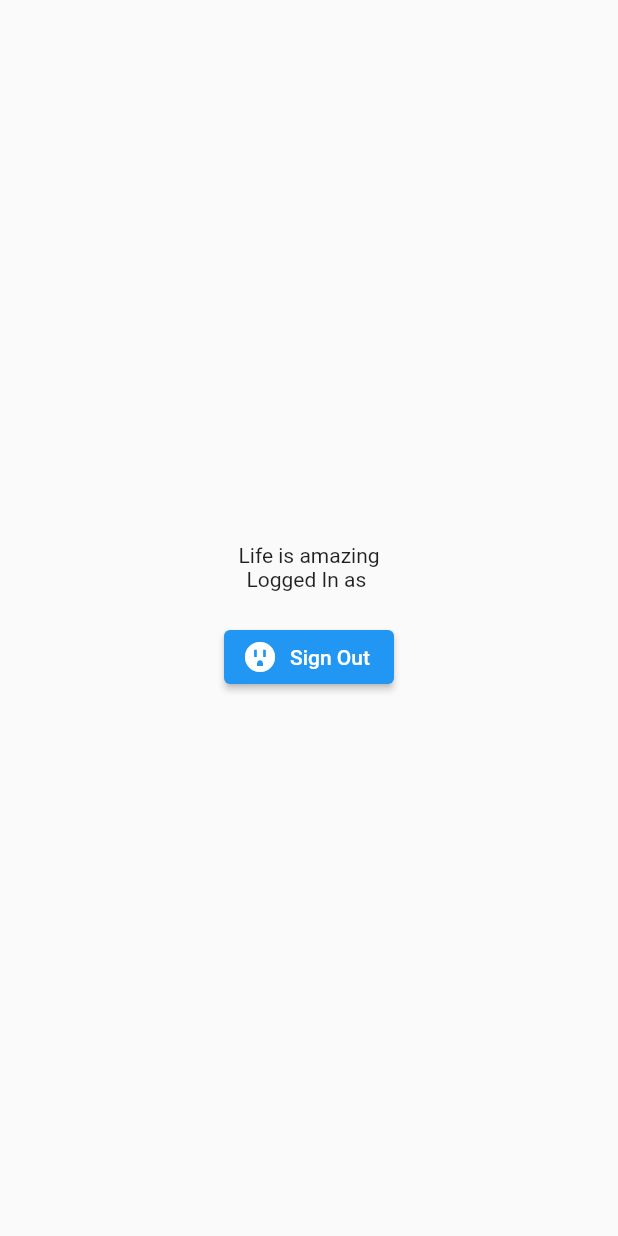
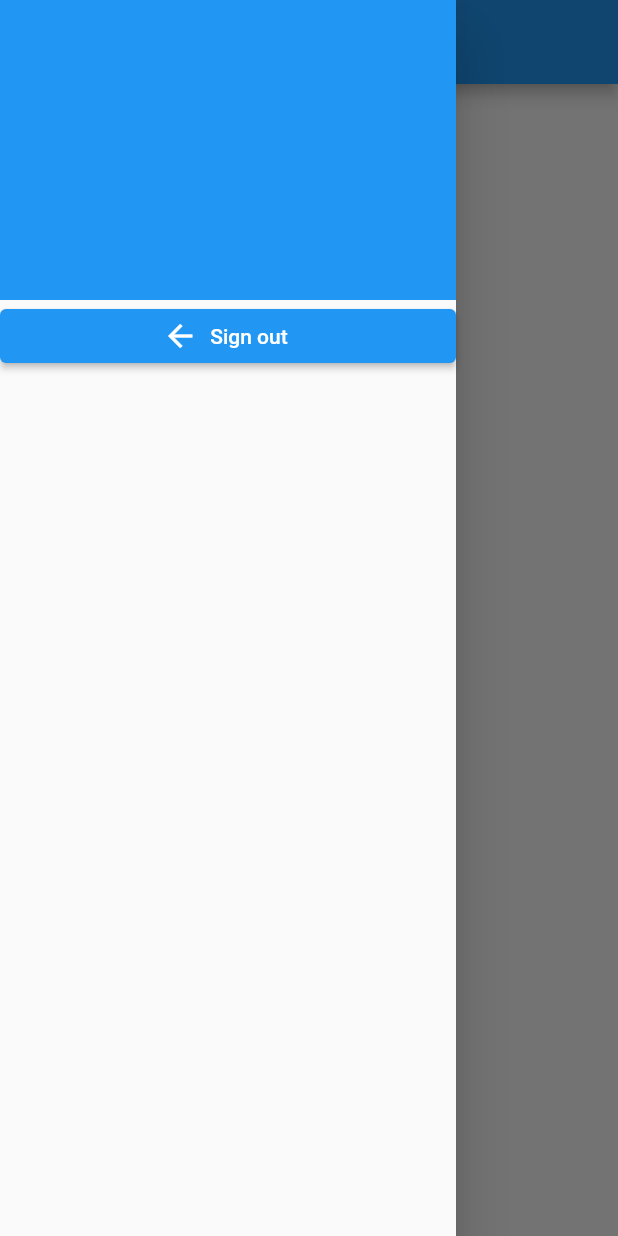
Before and after one commit to akesharwani23/college_db, a Flutter app: the screen it shows once a user with an empty profile is signed in, with the side drawer open (before the commit the screen has no drawer), on a phone screen of 412 x 824 dp. Run offline on Flutter 3.47's test engine with Material 2 defaults, Android fonts, the phone set to English and light mode, and no system bars; our stand-ins replace cloud_firestore, firebase_auth, firebase_core; accounts and stored records are empty; network calls fail.

Commit message:
AppDrawer and AdmissionForm route added

```diff
--- a/lib/main.dart
+++ b/lib/main.dart
@@ -1,3 +1,4 @@
+import 'package:college_db/screens/admission_form_screen.dart';
 import 'package:college_db/screens/auth_screen.dart';
 import 'package:college_db/screens/home_screen.dart';
 import 'package:firebase_auth/firebase_auth.dart';
@@ -25,6 +26,9 @@ class MyApp extends StatelessWidget {
               return AuthScreen();
             }
           }),
+      routes: {
+        AdmissionFormScreen.routeName: (ctx) => AdmissionFormScreen(),
+      },
     );
   }
 }
--- /dev/null
+++ b/lib/screens/admission_form_screen.dart
@@ -0,0 +1,15 @@
+import 'package:flutter/material.dart';
+
+class AdmissionFormScreen extends StatelessWidget {
+  static const routeName = '/admission-form';
+  const AdmissionFormScreen({Key? key}) : super(key: key);
+
+  @override
+  Widget build(BuildContext context) {
+    return Scaffold(
+      appBar: AppBar(
+        title: Text('Admission Form'),
+      ),
+    );
+  }
+}
--- a/lib/screens/home_screen.dart
+++ b/lib/screens/home_screen.dart
@@ -1,25 +1,35 @@
+import 'dart:convert';
+
+import 'package:cloud_firestore/cloud_firestore.dart';
+import 'package:college_db/screens/admission_form_screen.dart';
 import 'package:firebase_auth/firebase_auth.dart';
 import 'package:flutter/material.dart';
 
-class HomeScreen extends StatelessWidget {
+import '../widgets/app_drawer.dart';
+
+class HomeScreen extends StatefulWidget {
   HomeScreen({Key? key}) : super(key: key);
+
+  @override
+  State<HomeScreen> createState() => _HomeScreenState();
+}
+
+class _HomeScreenState extends State<HomeScreen> {
   final user = FirebaseAuth.instance.currentUser;
 
   @override
   Widget build(BuildContext context) {
     return Scaffold(
-      body: Center(
-        child: Column(mainAxisAlignment: MainAxisAlignment.center, children: [
-          Text('Life is amazing'),
-          Text('Logged In as ${user!.email}'),
-          SizedBox(
-            height: 20,
-          ),
-          ElevatedButton.icon(
-              onPressed: () => FirebaseAuth.instance.signOut(),
-              icon: Icon(Icons.outlet_sharp),
-              label: Text('Sign Out'))
-        ]),
+      drawer: const AppDrawer(),
+      appBar: AppBar(
+        title: Text('CollegeDB'),
+      ),
+      body: ElevatedButton.icon(
+        onPressed: () {
+          Navigator.of(context).pushNamed(AdmissionFormScreen.routeName);
+        },
+        icon: Icon(Icons.add),
+        label: Text('Add Admission Record'),
       ),
     );
   }
--- /dev/null
+++ b/lib/widgets/app_drawer.dart
@@ -0,0 +1,51 @@
+import 'package:firebase_auth/firebase_auth.dart';
+import 'package:flutter/material.dart';
+
+class AppDrawer extends StatelessWidget {
+  const AppDrawer({Key? key}) : super(key: key);
+
+  Future<String> _getUserEmail() async {
+    String email = await FirebaseAuth.instance.currentUser!.email as String;
+    return email;
+  }
+
+  void _signOut() async {
+    await FirebaseAuth.instance.signOut();
+  }
+
+  @override
+  Widget build(BuildContext context) {
+    return Drawer(
+      child: Column(children: [
+        Stack(
+          children: [
+            Container(
+              height: 200,
+              width: double.infinity,
+              color: Colors.blue,
+            ),
+            FutureBuilder(
+              future: _getUserEmail(),
+              builder: (ctx, text) => Text(
+                '${text.data}',
+                style: TextStyle(
+                    color: Colors.white,
+                    fontWeight: FontWeight.bold,
+                    fontSize: 24),
+              ),
+            ),
+          ],
+          alignment: Alignment.bottomCenter,
+        ),
+        Container(
+          width: double.infinity,
+          child: ElevatedButton.icon(
+            onPressed: _signOut,
+            icon: Icon(Icons.arrow_back),
+            label: Text('Sign out'),
+          ),
+        ),
+      ]),
+    );
+  }
+}
--- a/lib/widgets/login_widget.dart
+++ b/lib/widgets/login_widget.dart
@@ -22,6 +22,7 @@ class _LogInWidgetState extends State<LogInWidget> {
     setState(() {
       _isLoading = true;
     });
+    //TODO: Remove password trim?
     await FirebaseAuth.instance.signInWithEmailAndPassword(
         email: _emailController.text.trim(),
         password: _passwordController.text.trim());
--- a/lib/widgets/signup_widget.dart
+++ b/lib/widgets/signup_widget.dart
@@ -1,3 +1,4 @@
+import 'package:cloud_firestore/cloud_firestore.dart';
 import 'package:firebase_auth/firebase_auth.dart';
 import 'package:flutter/material.dart';
 
@@ -23,9 +24,15 @@ class _SignUpWidgetState extends State<SignUpWidget> {
     setState(() {
       _isLoading = true;
     });
-    await FirebaseAuth.instance.createUserWithEmailAndPassword(
-        email: _emailController.text.trim(),
-        password: _passwordController.text.trim());
+    //TODO: Remove password trim?
+    UserCredential userCredential = await FirebaseAuth.instance
+        .createUserWithEmailAndPassword(
+            email: _emailController.text.trim(),
+            password: _passwordController.text.trim());
+    // FIXME: Before committing
+    // String user_uid = FirebaseAuth.instance.currentUser!.uid;
+    // var userData = {'name': 'ONE NAME', 'class': '8th', 'rollno': '300322'};
+    // FirebaseFirestore.instance.collection('users').doc(user_uid).set(userData);
     setState(() {
       _isLoading = false;
     });
--- a/pubspec.yaml
+++ b/pubspec.yaml
@@ -36,6 +36,7 @@ dependencies:
   cupertino_icons: ^1.0.2
   firebase_auth: ^3.3.11
   firebase_core: ^1.13.1
+  cloud_firestore: ^3.1.10
 
 dev_dependencies:
   flutter_test:
```
Also changed, not shown: pubspec.lock, 1 other file.
